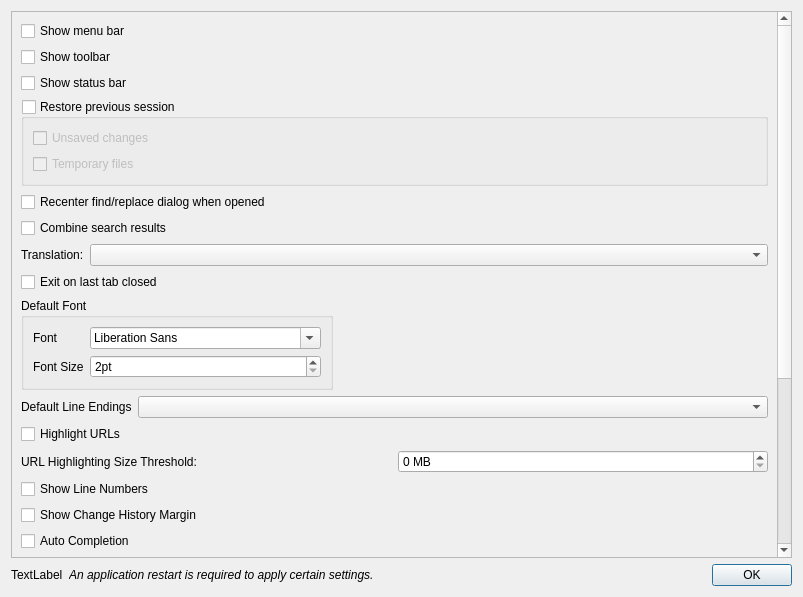
alsyundawy/NoteSciPad, file src/dialogs/PreferencesDialog.ui: the form before one commit.
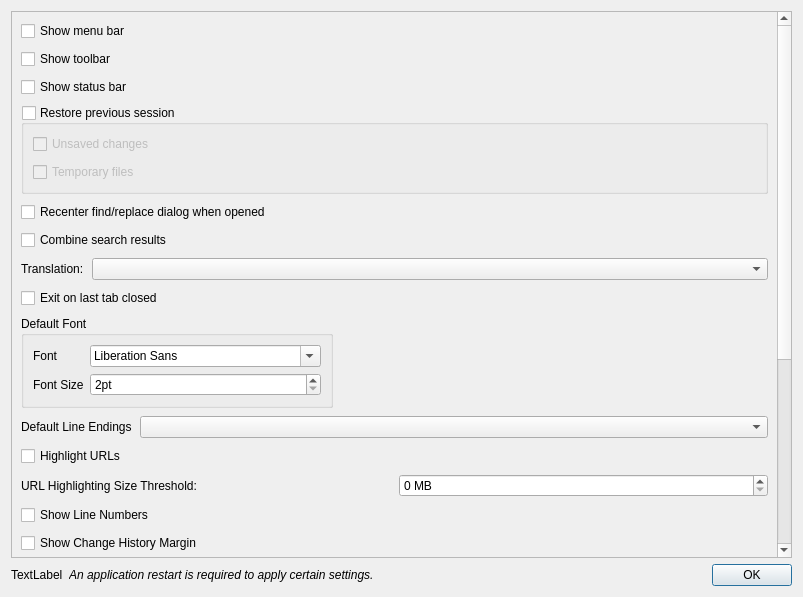
The form after the commit.

The edit to the form file:
```diff
--- a/src/dialogs/PreferencesDialog.ui
+++ b/src/dialogs/PreferencesDialog.ui
@@ -29,8 +29,14 @@
        </rect>
       </property>
       <layout class="QVBoxLayout" name="verticalLayout_4">
+       <property name="spacing">
+        <number>8</number>
+       </property>
        <item>
         <layout class="QVBoxLayout" name="verticalLayout_2">
+         <property name="spacing">
+          <number>8</number>
+         </property>
          <item>
           <widget class="QCheckBox" name="checkBoxMenuBar">
            <property name="text">
@@ -64,6 +70,9 @@
             <bool>false</bool>
            </property>
            <layout class="QVBoxLayout" name="verticalLayout_3">
+            <property name="spacing">
+             <number>8</number>
+            </property>
             <item>
              <widget class="QCheckBox" name="checkBoxUnsavedFiles">
               <property name="text">
@@ -290,6 +299,9 @@
           <string>Default Directory</string>
          </property>
          <layout class="QVBoxLayout" name="verticalLayout_5">
+          <property name="spacing">
+           <number>8</number>
+          </property>
           <item>
            <widget class="QRadioButton" name="radioFollowCurrentDirectory">
             <property name="text">
@@ -306,6 +318,9 @@
           </item>
           <item>
            <layout class="QHBoxLayout" name="horizontalLayout_2">
+            <property name="spacing">
+             <number>8</number>
+            </property>
             <item>
              <widget class="QRadioButton" name="radioHardCoded">
               <property name="text">
```
